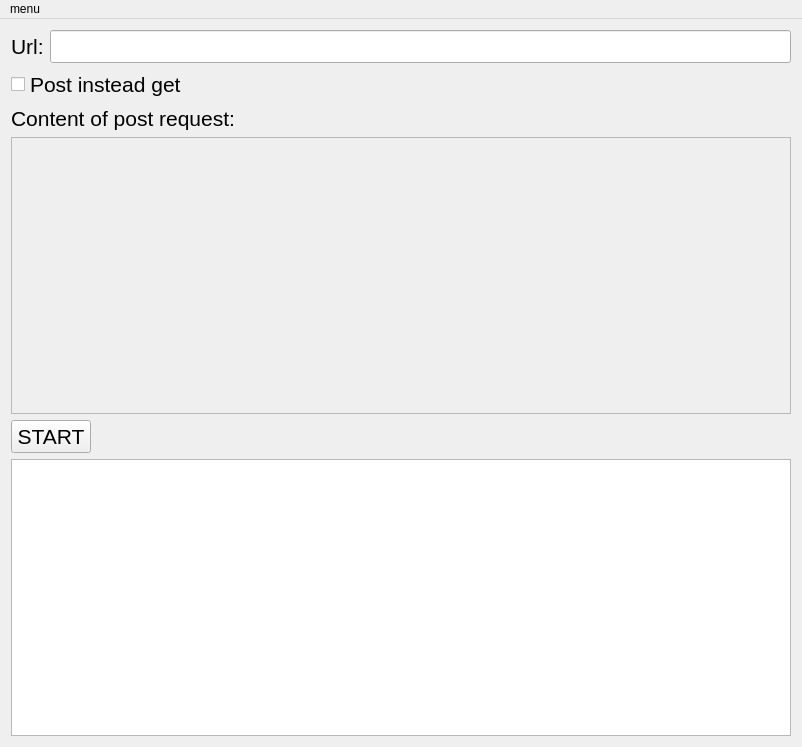
Before: the Qt Designer form mainwindow.ui in arkadiusz97/UniversalBot, drawn with Qt 5.
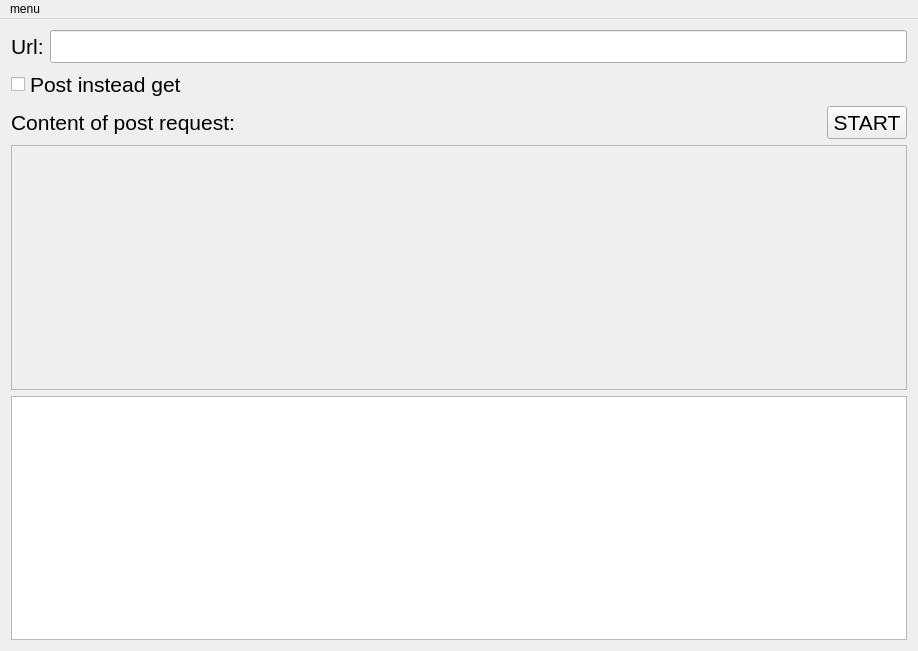
After: the same form once the commit is applied.

```diff
--- a/mainwindow.ui
+++ b/mainwindow.ui
@@ -6,8 +6,8 @@
    <rect>
     <x>0</x>
     <y>0</y>
-    <width>802</width>
-    <height>747</height>
+    <width>918</width>
+    <height>651</height>
    </rect>
   </property>
   <property name="windowTitle">
@@ -59,6 +59,8 @@
      </widget>
     </item>
     <item>
+     <layout class="QHBoxLayout" name="horizontalLayout">
+      <item>
      <widget class="QLabel" name="labelPostContent">
       <property name="font">
        <font>
@@ -71,6 +73,26 @@
      </widget>
     </item>
     <item>
+       <widget class="QPushButton" name="pushButtonStart">
+        <property name="sizePolicy">
+         <sizepolicy hsizetype="Maximum" vsizetype="Maximum">
+          <horstretch>0</horstretch>
+          <verstretch>0</verstretch>
+         </sizepolicy>
+        </property>
+        <property name="font">
+         <font>
+          <pointsize>16</pointsize>
+         </font>
+        </property>
+        <property name="text">
+         <string>START</string>
+        </property>
+       </widget>
+      </item>
+     </layout>
+    </item>
+    <item>
      <widget class="QTextEdit" name="textEditContentPost">
       <property name="enabled">
        <bool>false</bool>
@@ -82,24 +104,6 @@
       </property>
      </widget>
     </item>
-    <item>
-     <widget class="QPushButton" name="pushButtonStart">
-      <property name="sizePolicy">
-       <sizepolicy hsizetype="Maximum" vsizetype="Maximum">
-        <horstretch>0</horstretch>
-        <verstretch>0</verstretch>
-       </sizepolicy>
-      </property>
-      <property name="font">
-       <font>
-        <pointsize>16</pointsize>
-       </font>
-      </property>
-      <property name="text">
-       <string>START</string>
-      </property>
-     </widget>
-    </item>
     <item>
      <widget class="QTextBrowser" name="textBrowserLogs">
       <property name="font">
@@ -116,7 +120,7 @@
     <rect>
      <x>0</x>
      <y>0</y>
-     <width>802</width>
+     <width>918</width>
      <height>21</height>
     </rect>
    </property>
```
Left out of the diff: 12 changed lines with no effect on the pictures. Lines whose indentation alone changed are shown as unchanged.
